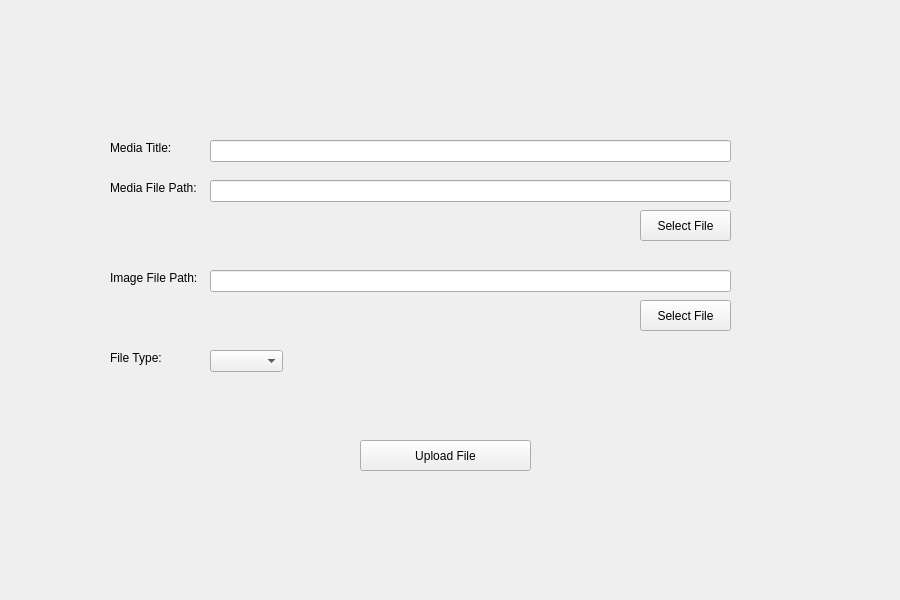
Above: host_app/ui/homeScreen.ui from Thaysen01/MyMedia-Capstone-2 before the change. Below: the same form after it.
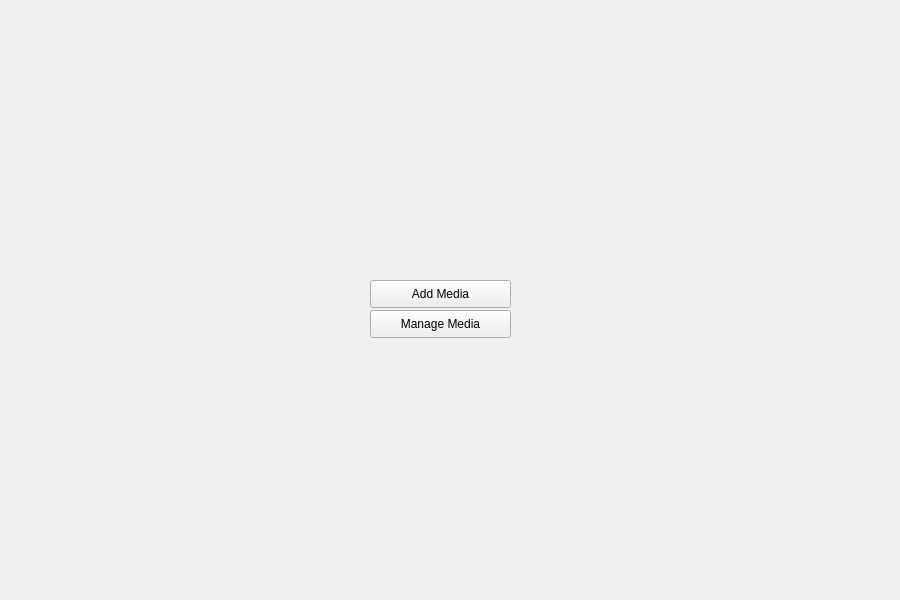
That is the form after the change.

Commit message: Added remove media functionality

```diff
--- a/host_app/ui/homeScreen.ui
+++ b/host_app/ui/homeScreen.ui
@@ -10,6 +10,12 @@
     <height>600</height>
    </rect>
   </property>
+  <property name="sizePolicy">
+   <sizepolicy hsizetype="Preferred" vsizetype="Preferred">
+    <horstretch>0</horstretch>
+    <verstretch>0</verstretch>
+   </sizepolicy>
+  </property>
   <property name="minimumSize">
    <size>
     <width>900</width>
@@ -25,138 +31,42 @@
   <property name="windowTitle">
    <string>Form</string>
   </property>
-  <widget class="QPushButton" name="select_media_btn">
+  <property name="autoFillBackground">
+   <bool>false</bool>
+  </property>
+  <property name="styleSheet">
+   <string notr="true"/>
+  </property>
+  <widget class="QPushButton" name="addMediaButton">
    <property name="geometry">
     <rect>
-     <x>640</x>
-     <y>210</y>
-     <width>91</width>
-     <height>31</height>
+     <x>370</x>
+     <y>280</y>
+     <width>141</width>
+     <height>28</height>
     </rect>
    </property>
-   <property name="text">
-    <string>Select File</string>
+   <property name="autoFillBackground">
+    <bool>false</bool>
    </property>
-  </widget>
-  <widget class="QPushButton" name="upload_btn">
-   <property name="geometry">
-    <rect>
-     <x>360</x>
-     <y>440</y>
-     <width>171</width>
-     <height>31</height>
-    </rect>
-   </property>
    <property name="text">
-    <string>Upload File</string>
+    <string>Add Media</string>
    </property>
   </widget>
-  <widget class="QLabel" name="label">
+  <widget class="QPushButton" name="manageMediaButton">
    <property name="geometry">
     <rect>
-     <x>110</x>
-     <y>180</y>
-     <width>101</width>
-     <height>16</height>
+     <x>370</x>
+     <y>310</y>
+     <width>141</width>
+     <height>28</height>
     </rect>
    </property>
-   <property name="text">
-    <string>Media File Path: </string>
+   <property name="autoFillBackground">
+    <bool>false</bool>
    </property>
-  </widget>
-  <widget class="QLabel" name="label_2">
-   <property name="geometry">
-    <rect>
-     <x>110</x>
-     <y>270</y>
-     <width>101</width>
-     <height>16</height>
-    </rect>
-   </property>
    <property name="text">
-    <string>Image File Path:</string>
-   </property>
-  </widget>
-  <widget class="QLineEdit" name="media_path">
-   <property name="geometry">
-    <rect>
-     <x>210</x>
-     <y>180</y>
-     <width>521</width>
-     <height>22</height>
-    </rect>
-   </property>
-  </widget>
-  <widget class="QLineEdit" name="media_image_path">
-   <property name="geometry">
-    <rect>
-     <x>210</x>
-     <y>270</y>
-     <width>521</width>
-     <height>22</height>
-    </rect>
-   </property>
-  </widget>
-  <widget class="QPushButton" name="select_image_btn">
-   <property name="geometry">
-    <rect>
-     <x>640</x>
-     <y>300</y>
-     <width>91</width>
-     <height>31</height>
-    </rect>
-   </property>
-   <property name="text">
-    <string>Select File</string>
-   </property>
-  </widget>
-  <widget class="QLabel" name="label_3">
-   <property name="geometry">
-    <rect>
-     <x>110</x>
-     <y>350</y>
-     <width>101</width>
-     <height>16</height>
-    </rect>
-   </property>
-   <property name="text">
-    <string>File Type:</string>
-   </property>
-  </widget>
-  <widget class="QComboBox" name="media_type_dropdown">
-   <property name="geometry">
-    <rect>
-     <x>210</x>
-     <y>350</y>
-     <width>73</width>
-     <height>22</height>
-    </rect>
-   </property>
-  </widget>
-  <widget class="QLabel" name="label_4">
-   <property name="geometry">
-    <rect>
-     <x>110</x>
-     <y>140</y>
-     <width>101</width>
-     <height>16</height>
-    </rect>
-   </property>
-   <property name="text">
-    <string>Media Title:</string>
-   </property>
-  </widget>
-  <widget class="QLineEdit" name="media_title">
-   <property name="geometry">
-    <rect>
-     <x>210</x>
-     <y>140</y>
-     <width>521</width>
-     <height>22</height>
-    </rect>
-   </property>
-   <property name="text">
-    <string/>
+    <string>Manage Media</string>
    </property>
   </widget>
  </widget>
```
The commit also changes 14 other files.
